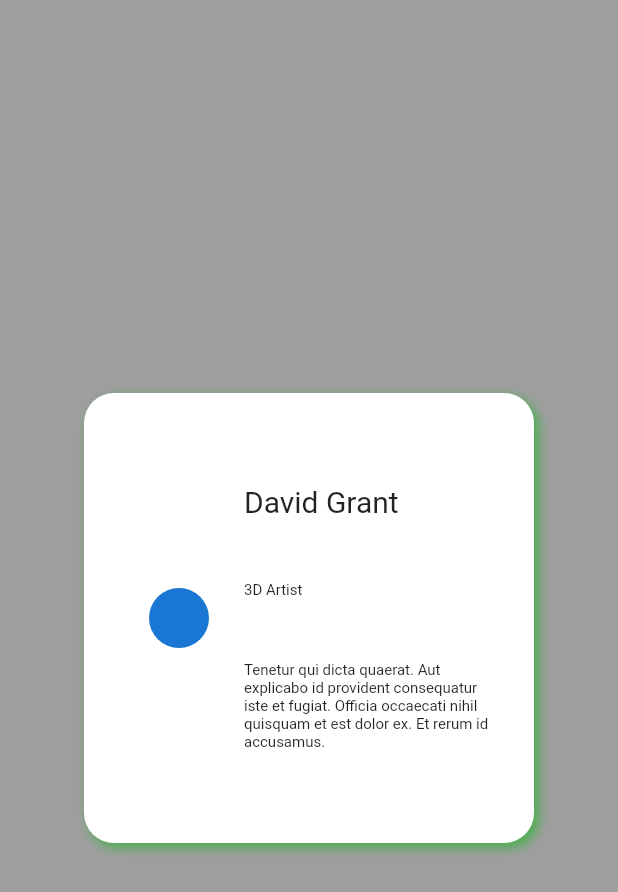
After one commit to bhtri/zendvn_flutter_online, a Flutter app: the BT05 screen opened directly, on a phone screen of 412 x 824 dp. The commit adds this screen. Shown: the top 892 px of the screen. Run offline on Flutter 3.47's test engine with Material 2 defaults, Android fonts, the phone set to English and light mode, and no system bars.

Commit message:
🚧 0516

```diff
--- /dev/null
+++ b/lib/page/bt05.dart
@@ -0,0 +1,66 @@
+import 'package:flutter/material.dart';
+
+class BT05 extends StatelessWidget {
+  const BT05({super.key});
+
+  @override
+  Widget build(BuildContext context) {
+    return Scaffold(
+      backgroundColor: Colors.grey,
+      body: Center(
+        child: Container(
+          width: 300,
+          height: 300,
+          padding: const EdgeInsets.all(20),
+          decoration: BoxDecoration(
+            color: Colors.white,
+            borderRadius: BorderRadius.circular(20),
+            boxShadow: const [
+              BoxShadow(
+                color: Colors.green,
+                // spreadRadius: 5,
+                blurRadius: 5,
+                offset: Offset(3, 3),
+              ),
+            ],
+          ),
+          child: Row(
+            children: [
+              Flexible(
+                flex: 1,
+                child: Container(
+                  alignment: Alignment.center,
+                  child: const CircleAvatar(),
+                ),
+              ),
+              const Flexible(
+                flex: 2,
+                child: Column(
+                  mainAxisAlignment: MainAxisAlignment.spaceEvenly,
+                  crossAxisAlignment: CrossAxisAlignment.start,
+                  children: [
+                    Text(
+                      'David Grant',
+                      style: TextStyle(
+                        fontSize: 20,
+                      ),
+                    ),
+                    Text(
+                      '3D Artist',
+                      style: TextStyle(fontSize: 10),
+                    ),
+                    Text(
+                      'Tenetur qui dicta quaerat. Aut explicabo id provident consequatur iste et fugiat. Officia occaecati nihil quisquam et est dolor ex. Et rerum id accusamus.',
+                      maxLines: 5,
+                      style: TextStyle(fontSize: 10),
+                    ),
+                  ],
+                ),
+              ),
+            ],
+          ),
+        ),
+      ),
+    );
+  }
+}
--- a/lib/page/my_app.dart
+++ b/lib/page/my_app.dart
@@ -1,11 +1,11 @@
 import 'package:flutter/material.dart';
-import 'package:zendvn_online/page/bt04.dart';
+import 'package:zendvn_online/page/bt02.dart';
 
 class MyApp extends StatelessWidget {
   const MyApp({super.key});
 
   @override
   Widget build(BuildContext context) {
-    return const BT04();
+    return const BT02();
   }
 }
```
Also changed, not shown: lib/page/bt02.dart (+6 -6 lines), lib/page/bt04_edit.dart (renamed from lib/page/bt04.dart, +16 -14 lines).
